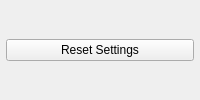
First picture: the form in tse_analytics/modules/phenomaster/actimot/views/actimot_settings_widget.ui, repository TSE-Systems/tse-analytics, before the edit.
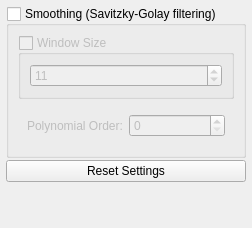
Second picture: the form after the edit.

```diff
--- a/tse_analytics/modules/phenomaster/actimot/views/actimot_settings_widget.ui
+++ b/tse_analytics/modules/phenomaster/actimot/views/actimot_settings_widget.ui
@@ -32,8 +32,8 @@
        <rect>
         <x>0</x>
         <y>0</y>
-        <width>284</width>
-        <height>384</height>
+        <width>244</width>
+        <height>192</height>
        </rect>
       </property>
       <layout class="QVBoxLayout" name="verticalLayout_2">
@@ -52,6 +52,75 @@
        <property name="bottomMargin">
         <number>2</number>
        </property>
+       <item>
+        <widget class="QGroupBox" name="groupBoxSmoothing">
+         <property name="sizePolicy">
+          <sizepolicy hsizetype="Preferred" vsizetype="Minimum">
+           <horstretch>0</horstretch>
+           <verstretch>0</verstretch>
+          </sizepolicy>
+         </property>
+         <property name="title">
+          <string>Smoothing (Savitzky-Golay filtering)</string>
+         </property>
+         <property name="checkable">
+          <bool>true</bool>
+         </property>
+         <property name="checked">
+          <bool>false</bool>
+         </property>
+         <layout class="QVBoxLayout" name="verticalLayout_3">
+          <item>
+           <widget class="QGroupBox" name="groupBoxWindowSize">
+            <property name="title">
+             <string>Window Size</string>
+            </property>
+            <property name="checkable">
+             <bool>true</bool>
+            </property>
+            <property name="checked">
+             <bool>false</bool>
+            </property>
+            <layout class="QVBoxLayout" name="verticalLayout_4">
+             <item>
+              <widget class="QSpinBox" name="spinBoxWindowSize">
+               <property name="singleStep">
+                <number>2</number>
+               </property>
+               <property name="value">
+                <number>11</number>
+               </property>
+              </widget>
+             </item>
+            </layout>
+           </widget>
+          </item>
+          <item>
+           <widget class="QWidget" name="widgetPolynomialOrder" native="true">
+            <layout class="QHBoxLayout" name="horizontalLayout">
+             <item>
+              <widget class="QLabel" name="labelPolynomialOrder">
+               <property name="text">
+                <string>Polynomial Order:</string>
+               </property>
+              </widget>
+             </item>
+             <item>
+              <widget class="QSpinBox" name="spinBoxPolynomialOrder">
+               <property name="sizePolicy">
+                <sizepolicy hsizetype="Minimum" vsizetype="Fixed">
+                 <horstretch>1</horstretch>
+                 <verstretch>0</verstretch>
+                </sizepolicy>
+               </property>
+              </widget>
+             </item>
+            </layout>
+           </widget>
+          </item>
+         </layout>
+        </widget>
+       </item>
        <item>
         <widget class="QPushButton" name="pushButtonResetSettings">
          <property name="text">
@@ -59,6 +128,19 @@
          </property>
         </widget>
        </item>
+       <item>
+        <spacer name="verticalSpacer">
+         <property name="orientation">
+          <enum>Qt::Orientation::Vertical</enum>
+         </property>
+         <property name="sizeHint" stdset="0">
+          <size>
+           <width>20</width>
+           <height>40</height>
+          </size>
+         </property>
+        </spacer>
+       </item>
       </layout>
      </widget>
     </widget>
```
